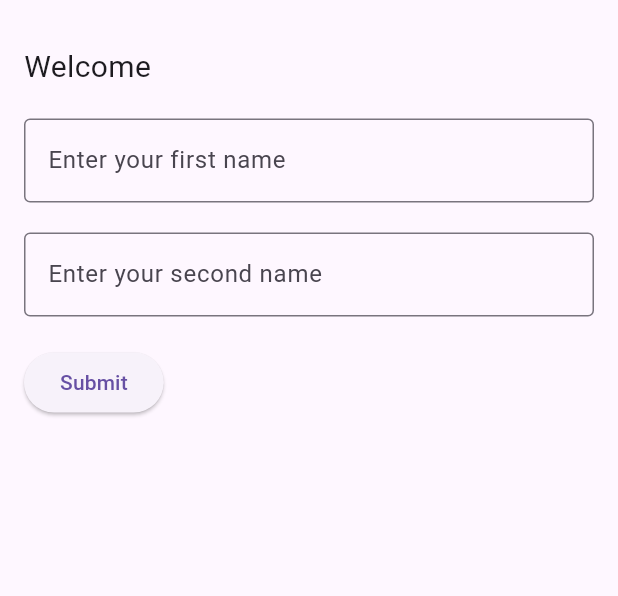
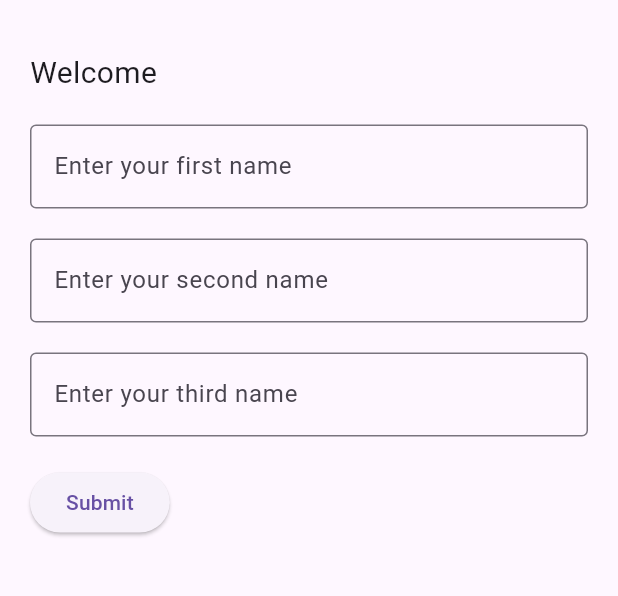
Before and after one commit to MussaJabir/form_app, a Flutter app: the screen it shows after launch, after a tap on "Submit", on a phone screen of 412 x 824 dp, the part 63-659 px from its top. Run offline on Flutter 3.47's test engine with Material 3 defaults, Android fonts, the phone set to English and light mode, and no system bars.

Commit message:
third commit

```diff
--- a/lib/main.dart
+++ b/lib/main.dart
@@ -32,18 +32,21 @@ class UserForm extends StatefulWidget {
 class _UserFormState extends State<UserForm> {
   final TextEditingController _firstNameController = TextEditingController();
   final TextEditingController _secondNameController = TextEditingController();
+  final TextEditingController _thirdNameController = TextEditingController();
+
   String firstName = '';
   String secondName = '';
+  String thirdName = '';
 
   @override
   Widget build(BuildContext context) {
     return Padding(
-      padding: const EdgeInsets.all(16.0),
+      padding: const EdgeInsets.all(20.0),
       child: Column(
         crossAxisAlignment: CrossAxisAlignment.start,
         children: [
           Text(
-            'Welcome ${firstName.isNotEmpty || secondName.isNotEmpty ? '$firstName $secondName' : ''}',
+            'Welcome ${firstName.isNotEmpty || secondName.isNotEmpty || thirdName.isNotEmpty ? '$firstName $secondName $thirdName' : ''}',
             style: const TextStyle(fontSize: 20),
           ),
           const SizedBox(height: 20),
@@ -63,11 +66,20 @@ class _UserFormState extends State<UserForm> {
             ),
           ),
           const SizedBox(height: 20),
+          TextField(
+            controller: _thirdNameController,
+            decoration: const InputDecoration(
+              labelText: "Enter your third name",
+              border: OutlineInputBorder(),
+            ),
+          ),
+          const SizedBox(height: 20),
           ElevatedButton(
             onPressed: () {
               setState(() {
                 firstName = _firstNameController.text;
                 secondName = _secondNameController.text;
+                thirdName = _thirdNameController.text;
               });
             },
             child: const Text('Submit'),
```
